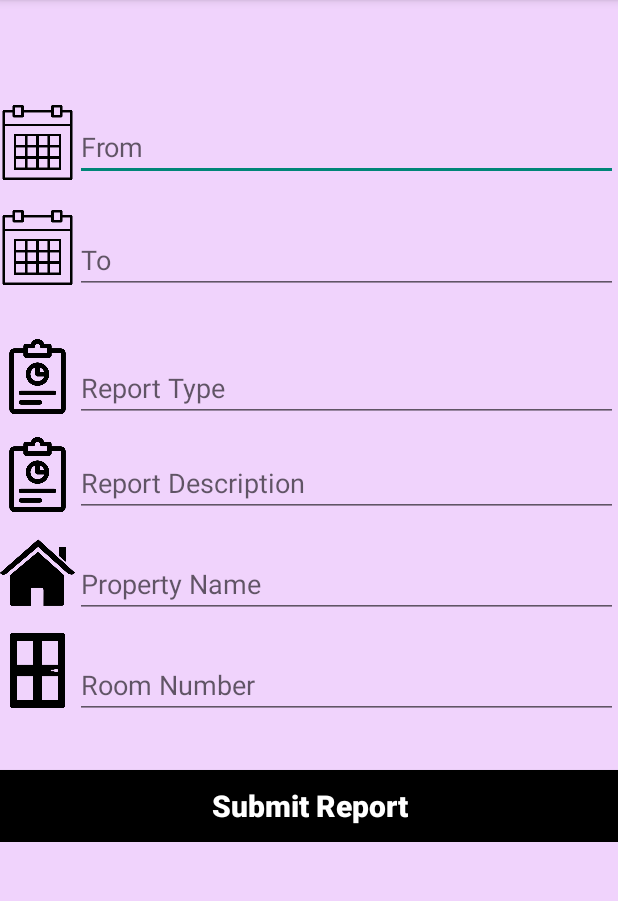
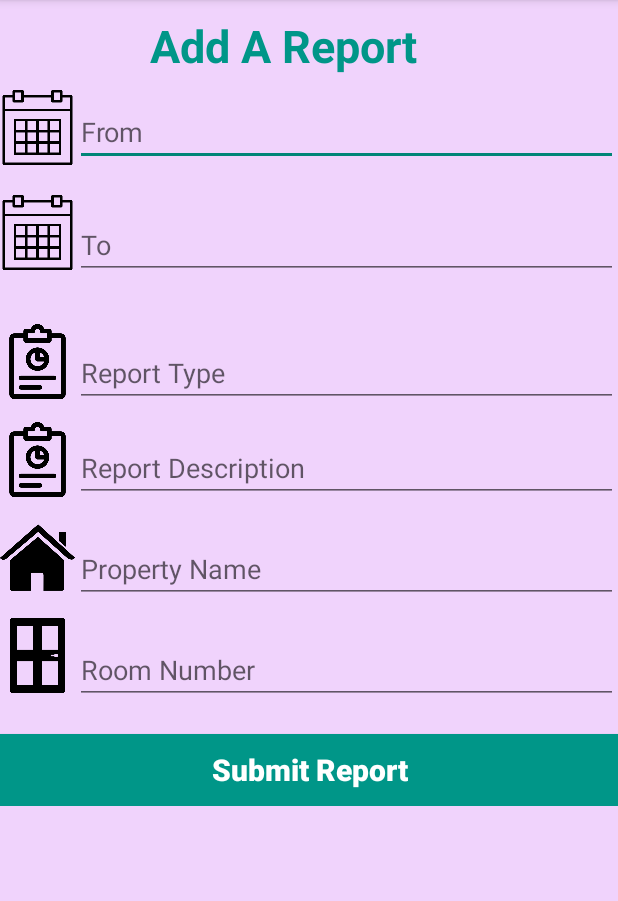
Before and after one commit to derrickwaweru/RentalManager, an Android app: the AddReportsActivity screen opened directly, with no data from a screen before it, on a phone screen of 412 x 824 dp, the part 84-985 px from its top. Run offline under Robolectric (Android 15) with nearby library versions, the phone set to English and light mode, and no system bars; our stand-ins replace ButterKnife, Firebase (no records; nobody signed in at launch, a user with empty details on screens opened directly).

Commit message:
Modified add reports layout

```diff
--- a/app/src/main/res/layout/activity_add_reports.xml
+++ b/app/src/main/res/layout/activity_add_reports.xml
@@ -10,8 +10,24 @@
     <RelativeLayout
         android:layout_width="wrap_content"
         android:layout_height="wrap_content"
+        android:layout_marginTop="10dp">
+
+        <TextView
+            android:layout_width="wrap_content"
+            android:layout_height="wrap_content"
+            android:layout_marginLeft="100dp"
+            android:text="Add A Report"
+            android:textSize="30sp"
+            android:textColor="@color/colorAccent"
+            android:textStyle="bold"/>
+
+    </RelativeLayout>
+
+    <RelativeLayout
+        android:layout_width="wrap_content"
+        android:layout_height="wrap_content"
         android:id="@+id/rel1"
-        android:layout_marginTop="50dp">
+        android:layout_marginTop="40dp">
 
         <ImageView
             android:layout_width="50dp"
@@ -122,9 +138,9 @@
             android:id="@+id/sumbitReportBtn"
             android:layout_width="match_parent"
             android:layout_height="wrap_content"
-            android:background="@android:color/black"
+            android:background="@color/colorAccent"
             android:layout_below="@id/roomNumberEditText"
-            android:layout_marginTop="34dp"
+            android:layout_marginTop="20dp"
             android:text="Submit Report"
             android:textAllCaps="false"
             android:textSize="20sp"
```
